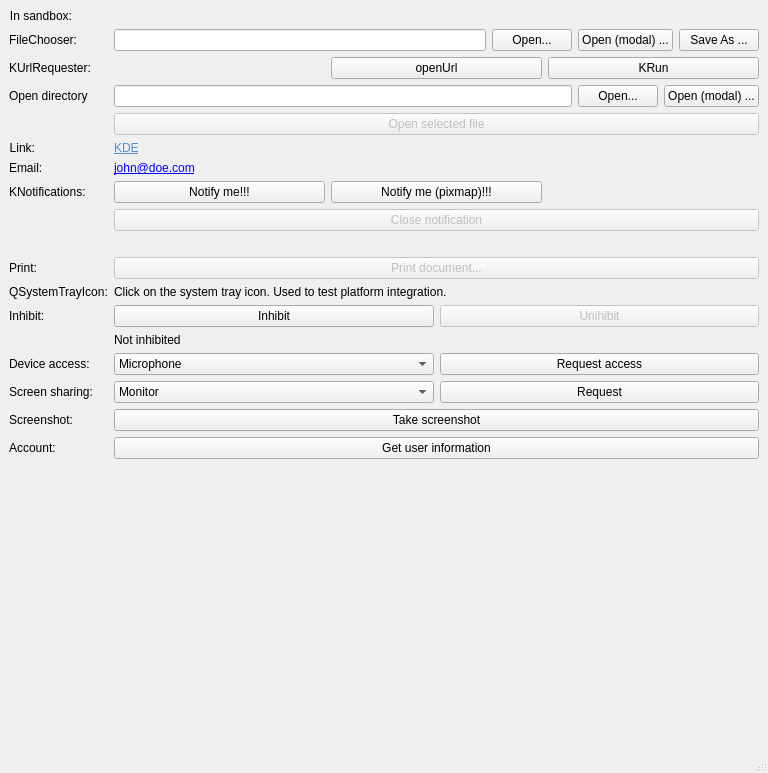
Before: the Qt Designer form src/xdgportaltest.ui in KDE/xdg-portal-test-kde, drawn with Qt 5.
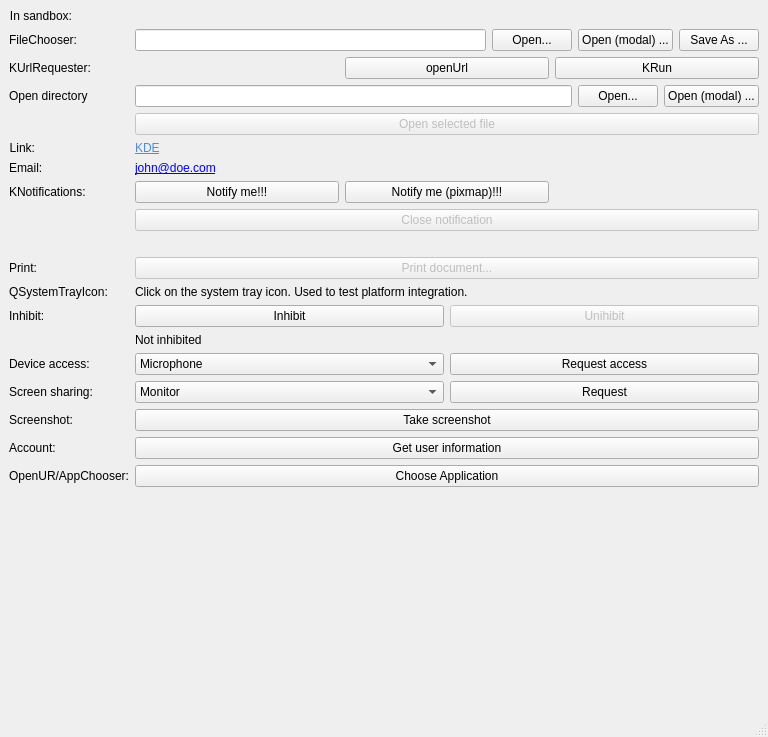
After: the same form once the commit is applied. Custom widgets are drawn as their Qt base class.

Commit message:
add appchooser button
it's a glorified openuri call with ask set to true to always force a
chooser dialog

Diff of the .ui file:
```diff
--- a/src/xdgportaltest.ui
+++ b/src/xdgportaltest.ui
@@ -7,7 +7,7 @@
     <x>0</x>
     <y>0</y>
     <width>768</width>
-    <height>773</height>
+    <height>737</height>
    </rect>
   </property>
   <property name="windowTitle">
@@ -419,10 +419,10 @@
       </property>
      </widget>
     </item>
-    <item row="18" column="1">
-     <widget class="QLabel" name="accountResultsLabel"/>
-    </item>
     <item row="19" column="1">
+     <widget class="QLabel" name="accountResultsLabel"/>
+    </item>
+    <item row="20" column="1">
      <spacer name="verticalSpacer">
       <property name="orientation">
        <enum>Qt::Vertical</enum>
@@ -435,6 +435,20 @@
       </property>
      </spacer>
     </item>
+    <item row="18" column="1">
+     <widget class="QPushButton" name="appChooserButton">
+      <property name="text">
+       <string>Choose Application</string>
+      </property>
+     </widget>
+    </item>
+    <item row="18" column="0">
+     <widget class="QLabel" name="label_16">
+      <property name="text">
+       <string>OpenUR/AppChooser:</string>
+      </property>
+     </widget>
+    </item>
    </layout>
    <zorder>accountResultsLabel</zorder>
    <zorder>label</zorder>
```
Left out of the diff: 2 changed lines with no effect on the pictures. The commit also changes 3 other files.
